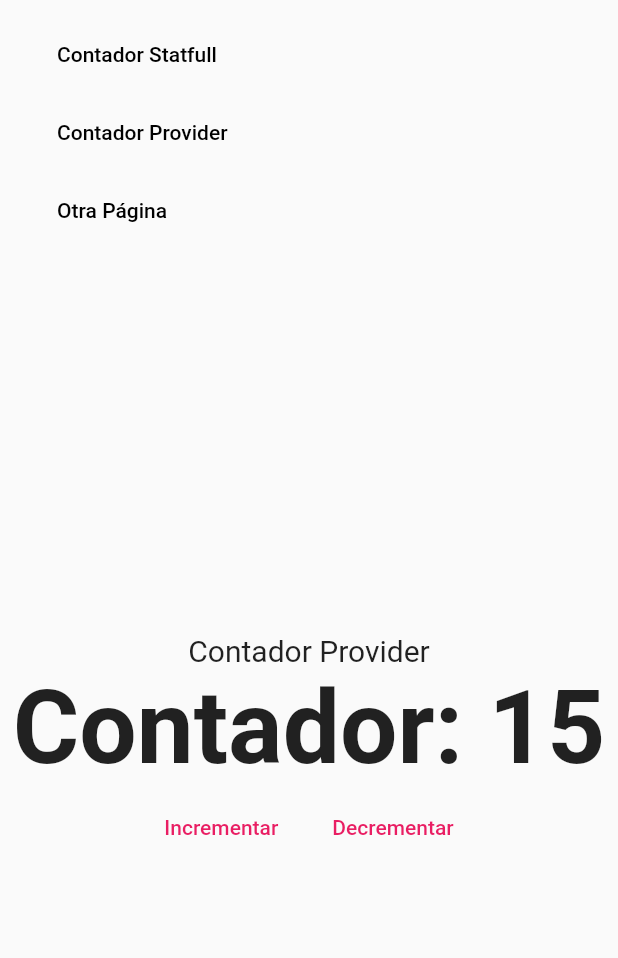
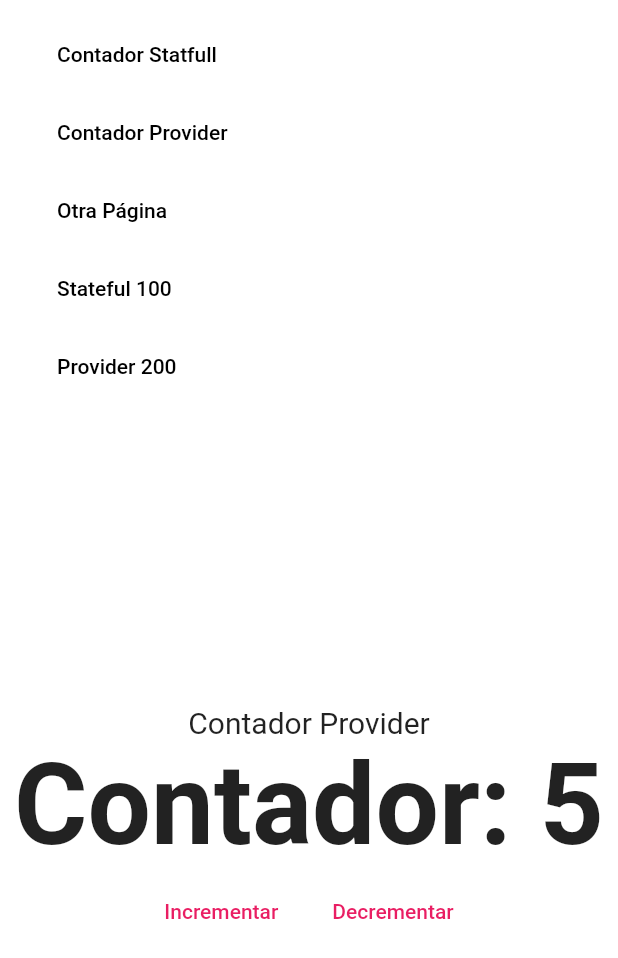
Before and after one commit to OrlinAlvarado/FlutterWeb.bases, a Flutter app: the screen it shows after launch, after a tap on "Contador Provider", on a phone screen of 412 x 824 dp. Shown: the top 958 px of the screen. Run offline on Flutter 3.47's test engine with Material 2 defaults, Android fonts, the phone set to English and light mode, and no system bars; our stand-ins replace fluro, get_it.

```diff
--- a/lib/main.dart
+++ b/lib/main.dart
@@ -1,29 +1,37 @@
-import 'package:bases_web/locator.dart';
 import 'package:flutter/material.dart';
 
-import 'package:bases_web/router/route_generator.dart';
+import 'package:bases_web/locator.dart';
+import 'package:bases_web/router/router.dart';
 import 'package:bases_web/services/navigation_service.dart';
+
 import 'package:bases_web/ui/layout/main_layout_page.dart';
 
 void main() {
   setupLocator();
-  runApp(MyApp());
+  Flurorouter.configureRoutes();
+  runApp(const MyApp());
 }
 
 class MyApp extends StatelessWidget {
+  const MyApp({Key? key}) : super(key: key);
+
   @override
   Widget build(BuildContext context) {
     return MaterialApp(
       debugShowCheckedModeBanner: false,
       title: 'Rutas App',
-      initialRoute: '/stateful',
-      onGenerateRoute: RouteGenerator.generateRoute,
+      initialRoute: '/',
+      // onGenerateRoute: RouteGenerator.generateRoute,
+      onGenerateRoute: Flurorouter.router.generator,
       navigatorKey: locator<NavigationService>().navigatorKey,
       builder: (_, child){
         return MainLayoutPage(
           child: child ?? Container(),
         );
-      }
+      },
+      theme: ThemeData.light().copyWith(
+        scaffoldBackgroundColor: Colors.white
+      )
     );
   }
 }
--- a/lib/providers/counter_provider.dart
+++ b/lib/providers/counter_provider.dart
@@ -2,9 +2,15 @@ import 'package:flutter/material.dart';
 
 class CounterProvider extends ChangeNotifier{
 
+  CounterProvider(String base){
+    if(int.tryParse(base) != null){
+      _counter = int.parse(base);
+    }
+  }
+
   int _counter = 15;
 
-  get counter => this._counter;
+  get counter => _counter;
 
   void increment(){
     _counter++;
--- a/lib/router/route_generator.dart
+++ b/lib/router/route_generator.dart
@@ -1,5 +1,4 @@
 import 'package:bases_web/ui/view/view_404.dart';
-import 'package:flutter/material.dart';
 import 'package:flutter/cupertino.dart';
 import 'package:bases_web/ui/view/counter_provider_view.dart';
 import 'package:bases_web/ui/view/counter_view.dart';
@@ -12,9 +11,9 @@ class RouteGenerator{
 
     switch ( settings.name ) {
       case '/stateful':
-        return _fadeRoute(const CounterView(), '/stateful');
+        return _fadeRoute(const CounterView( base: '5',), '/stateful');
       case '/provider':
-        return _fadeRoute(const CounterProviderView(), '/provider');
+        return _fadeRoute(const CounterProviderView( base: '10'), '/provider');
       default:
         return _fadeRoute(const View404(), '/404');
     }
@@ -24,7 +23,7 @@ class RouteGenerator{
       return PageRouteBuilder(
         settings: RouteSettings(name: routeName),
         pageBuilder: (_, __, ___ ) => child,
-        transitionDuration: Duration( milliseconds: 200 ),
+        transitionDuration: const Duration( milliseconds: 200 ),
         transitionsBuilder: ( _, animation, __, ___ ) =>
           (kIsWeb) ?
           FadeTransition(
--- /dev/null
+++ b/lib/router/route_handlers.dart
@@ -0,0 +1,23 @@
+import 'package:bases_web/ui/view/counter_provider_view.dart';
+import 'package:bases_web/ui/view/counter_view.dart';
+import 'package:bases_web/ui/view/view_404.dart';
+import 'package:fluro/fluro.dart';
+
+final counterHandler = Handler(
+    handlerFunc: ( context, params ) {
+      return CounterView( base: params['base']?.first ?? '5');
+    }
+  );
+
+final counterProviderHandler = Handler(
+  handlerFunc: ( context, params ) => CounterProviderView( base: params['q']?.first ?? '5')
+);
+final dashboardUserHandler = Handler(
+  handlerFunc: ( context, params ) {
+    return const View404();
+  }
+);
+
+final pageNotFound = Handler(
+  handlerFunc: ( context, params ) => const View404()
+);
--- /dev/null
+++ b/lib/router/router.dart
@@ -0,0 +1,22 @@
+import 'package:bases_web/router/route_handlers.dart';
+import 'package:fluro/fluro.dart';
+
+class Flurorouter {
+  static final FluroRouter router = FluroRouter();
+
+  static void configureRoutes(){
+    router.define('/', handler: counterHandler, transitionType: TransitionType.fadeIn );
+
+    //Stateful routes
+    router.define('/stateful', handler: counterHandler, transitionType: TransitionType.fadeIn );
+    router.define('/stateful/:base', handler: counterHandler, transitionType: TransitionType.fadeIn );
+
+    //Provider routes
+    router.define('/provider', handler: counterProviderHandler, transitionType: TransitionType.fadeIn );
+    router.define('/dashboard/users/:userid/:roleid', handler: dashboardUserHandler, transitionType: TransitionType.fadeIn );
+
+    //404 - Not found
+    router.notFoundHandler = pageNotFound;
+  }
+
+}
--- a/lib/ui/layout/main_layout_page.dart
+++ b/lib/ui/layout/main_layout_page.dart
@@ -15,10 +15,10 @@ class MainLayoutPage extends StatelessWidget {
       body: Center(
         child: Column(
           children: [
-            CustomAppMenu(),
-            Spacer(),
+            const CustomAppMenu(),
+            const Spacer(),
             Expanded(child: child),
-            Spacer()
+            const Spacer()
           ],
         )
       ),
--- a/lib/ui/pages/counter_provider_page.dart
+++ b/lib/ui/pages/counter_provider_page.dart
@@ -11,7 +11,7 @@ class CounterProviderPage extends StatelessWidget {
   @override
   Widget build(BuildContext context) {
     return ChangeNotifierProvider(
-      create: (_) => CounterProvider(),
+      create: (_) => CounterProvider('5'),
       child: const _CounterProviderPageBody()
     );
   }
--- a/lib/ui/pages/page_404.dart
+++ b/lib/ui/pages/page_404.dart
@@ -13,7 +13,7 @@ class Page404 extends StatelessWidget {
           children: [
             const Text('404', style: TextStyle( fontSize: 40, fontWeight: FontWeight.bold),),
             const SizedBox( height: 10,),
-            const Text('No se encontro la pagina', style: const TextStyle( fontSize: 40),),
+            const Text('No se encontro la pagina', style: TextStyle( fontSize: 40),),
             CustomFlatButton(
               text: 'Regresar',
               onPressed: () => Navigator.pushNamed(context, '/stateful')
--- a/lib/ui/shared/custom_app_menu.dart
+++ b/lib/ui/shared/custom_app_menu.dart
@@ -10,21 +10,14 @@ class CustomAppMenu extends StatelessWidget {
   @override
   Widget build(BuildContext context) {
     return LayoutBuilder(
-      builder: (_, constraints) => ( constraints.maxWidth > 520 )
+      builder: (_, constraints) => ( constraints.maxWidth > 706 )
           ? _TabletDesktopMenu()
           : _MobileMenu()
     );
   }
 }
 
-class _TabletDesktopMenu extends StatelessWidget {
-
-  @override
-  Widget build(BuildContext context) {
-    return Container(
-      padding: const EdgeInsets.symmetric( horizontal: 20, vertical: 10),
-      width: double.infinity,
-      child: Row(children: [
+final menuItems = [
     CustomFlatButton(
       text: 'Contador Statfull',
       // onPressed: () => Navigator.pushNamed(context, '/stateful'),
@@ -45,7 +38,29 @@ class _TabletDesktopMenu extends StatelessWidget {
       onPressed: () => locator<NavigationService>().navigateTo('/abc123'),
       color: Colors.black,
     ),
-      ],),
+    const SizedBox( width: 10),
+    CustomFlatButton(
+      text: 'Stateful 100',
+      onPressed: () => locator<NavigationService>().navigateTo('/stateful/100'),
+      color: Colors.black,
+    ),
+    CustomFlatButton(
+      text: 'Provider 200',
+      onPressed: () => locator<NavigationService>().navigateTo('/provider?q=200'),
+      color: Colors.black,
+    ),
+];
+
+class _TabletDesktopMenu extends StatelessWidget {
+
+  @override
+  Widget build(BuildContext context) {
+    return Container(
+      padding: const EdgeInsets.symmetric( horizontal: 20, vertical: 10),
+      width: double.infinity,
+      child: Row(
+        children: menuItems,
+      ),
     );
   }
 }
@@ -58,28 +73,7 @@ class _MobileMenu extends StatelessWidget {
       width: double.infinity,
       child: Column(
         crossAxisAlignment: CrossAxisAlignment.start,
-        children: [
-        CustomFlatButton(
-          text: 'Contador Statfull',
-          // onPressed: () => Navigator.pushNamed(context, '/stateful'),
-          onPressed: () => locator<NavigationService>().navigateTo('/stateful'),
-          color: Colors.black,
-        ),
-        const SizedBox( width: 10),
-        CustomFlatButton(
-          text: 'Contador Provider',
-          // onPressed: () => Navigator.pushNamed(context, '/provider'),
-          onPressed: () => locator<NavigationService>().navigateTo('/provider'),
-          color: Colors.black,
-        ),
-        const SizedBox( width: 10),
-        CustomFlatButton(
-          text: 'Otra Página',
-          // onPressed: () => Navigator.pushNamed(context, '/abc123'),
-          onPressed: () => locator<NavigationService>().navigateTo('/abc123'),
-          color: Colors.black,
-        ),
-      ],),
+        children: menuItems),
     );
   }
 }
--- a/lib/ui/view/counter_provider_view.dart
+++ b/lib/ui/view/counter_provider_view.dart
@@ -2,16 +2,19 @@ import 'package:flutter/material.dart';
 import 'package:provider/provider.dart';
 
 import 'package:bases_web/providers/counter_provider.dart';
-import 'package:bases_web/ui/shared/custom_app_menu.dart';
 import 'package:bases_web/ui/shared/custom_flat_button.dart';
 
 class CounterProviderView extends StatelessWidget {
-  const CounterProviderView({ Key? key }) : super(key: key);
+  final String base;
+  const CounterProviderView({
+    Key? key,
+    required this.base
+  }) : super(key: key);
 
   @override
   Widget build(BuildContext context) {
     return ChangeNotifierProvider(
-      create: (_) => CounterProvider(),
+      create: (_) => CounterProvider(base),
       child: const _CounterProviderViewBody()
     );
   }
--- a/lib/ui/view/counter_view.dart
+++ b/lib/ui/view/counter_view.dart
@@ -1,9 +1,9 @@
-import 'package:bases_web/ui/shared/custom_app_menu.dart';
+import 'package:flutter/material.dart';
 import 'package:bases_web/ui/shared/custom_flat_button.dart';
-import 'package:flutter/material.dart';
 
 class CounterView extends StatefulWidget {
-  const CounterView({ Key? key }) : super(key: key);
+  const CounterView({ Key? key, required this.base }) : super(key: key);
+  final String base;
 
   @override
   State<CounterView> createState() => _CounterViewState();
@@ -11,6 +11,14 @@ class CounterView extends StatefulWidget {
 
 class _CounterViewState extends State<CounterView> {
   int counter = 10;
+  @override
+  void initState() {
+    super.initState();
+    if(int.tryParse(widget.base) != null){
+      counter = int.parse(widget.base);
+    }
+  }
+
   @override
   Widget build(BuildContext context) {
     return Column(
--- a/lib/ui/view/view_404.dart
+++ b/lib/ui/view/view_404.dart
@@ -12,7 +12,10 @@ class View404 extends StatelessWidget {
           children: [
             const Text('404', style: TextStyle( fontSize: 40, fontWeight: FontWeight.bold),),
             const SizedBox( height: 10,),
-            const Text('No se encontro la pagina', style: const TextStyle( fontSize: 40),),
+            const FittedBox(
+              fit: BoxFit.contain,
+              child: const Text('No se encontro la pagina', style: TextStyle( fontSize: 40),)
+            ),
             CustomFlatButton(
               text: 'Regresar',
               onPressed: () => Navigator.pushNamed(context, '/stateful')
--- a/pubspec.yaml
+++ b/pubspec.yaml
@@ -28,6 +28,7 @@ environment:
 # versions available, run `flutter pub outdated`.
 dependencies:
   cupertino_icons: ^1.0.2
+  fluro: ^2.0.3
   flutter:
     sdk: flutter
   get_it: ^7.2.0
```
Also changed, not shown: pubspec.lock. Lines whose indentation alone changed are shown as unchanged.
